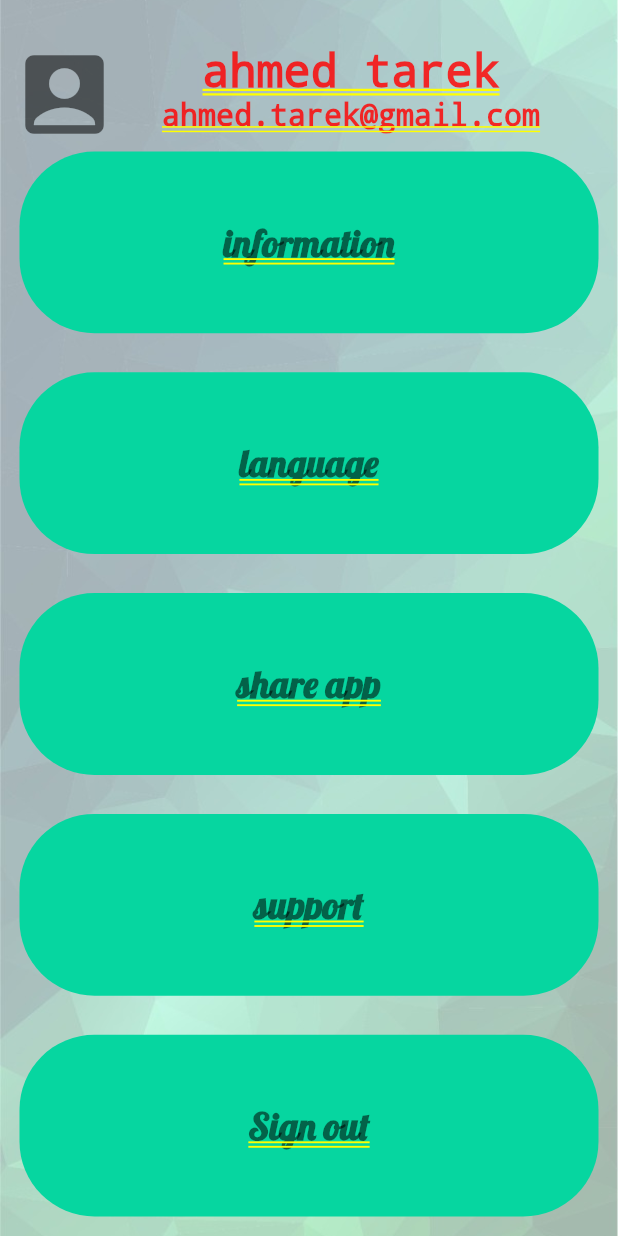
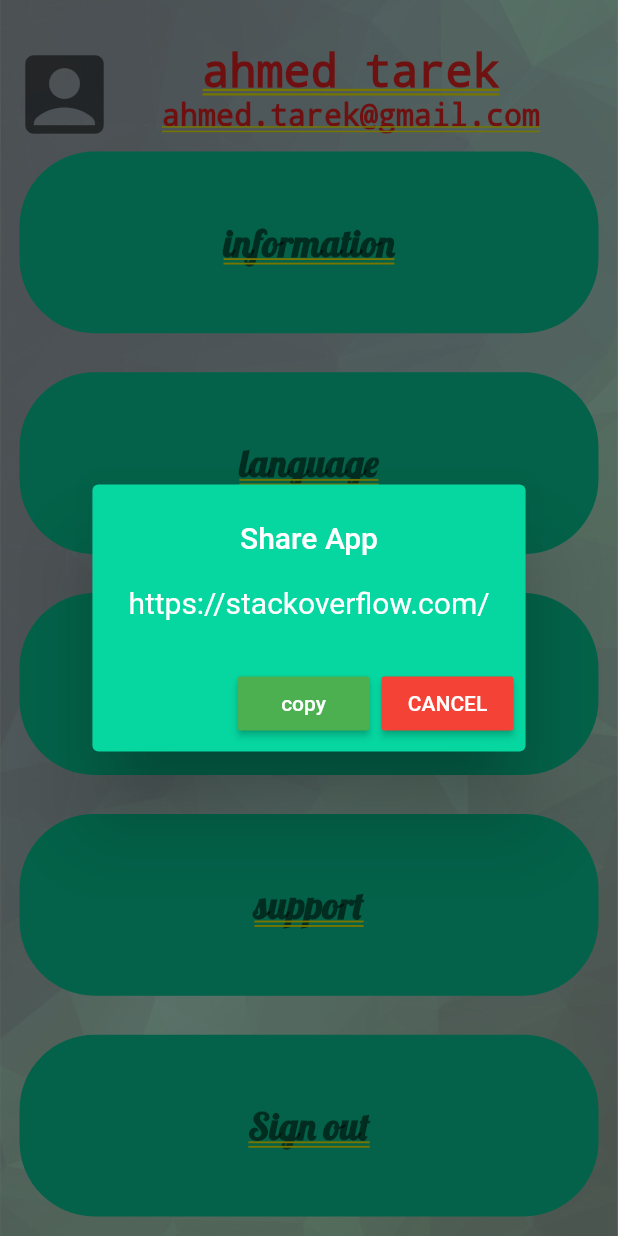
Before and after one commit to ahmed01142645585/project, a Flutter app: the SettingScreen screen opened by its route, after a tap on "share app", on a phone screen of 412 x 824 dp. Run offline on Flutter 3.47's test engine with Material 2 defaults, Android fonts, the phone set to English and light mode, and no system bars; our stand-ins replace animated_text_kit, firebase_auth, firebase_core, modal_progress_hud; accounts and stored records are empty.

Commit message:
share app button and conact us button

```diff
--- a/lib/Student_screens/Setting_student_screen.dart
+++ b/lib/Student_screens/Setting_student_screen.dart
@@ -12,6 +12,32 @@ class SettingScreen extends StatefulWidget {
 class _SettingScreenState extends State<SettingScreen> {
   final _auth = FirebaseAuth.instance;
   bool spineer = false;
+  void shareAppButton(BuildContext context) {
+    showDialog(
+        context: context,
+        builder: (BuildContext context) {
+          return AlertDialog(
+            title: Center(child: Text("Share App")),
+            content: Text("https://stackoverflow.com/"),
+            contentTextStyle: TextStyle(
+              fontSize: 20,
+            ),
+            backgroundColor: Color(0xFF06D6A0),
+            actions: [
+              RaisedButton(
+                color: Colors.green,
+                onPressed: () {},
+                child: Text("copy"),
+              ),
+              RaisedButton(
+                color: Colors.red,
+                onPressed: () {},
+                child: Text("CANCEL"),
+              ),
+            ],
+          );
+        });
+  }
 
   @override
   Widget build(BuildContext context) {
@@ -82,6 +108,7 @@ class _SettingScreenState extends State<SettingScreen> {
               Expanded(
                 child: WidgetContainers(
                   onTap: () {
+                    shareAppButton(context);
                     //TODO:ht3mel al zorar ale bytl3 al link.
                   },
                   child: Center(
```
Also changed, not shown: lib/Login_screen.dart (+16 -2 lines), lib/main.dart (line endings or trailing spaces).
